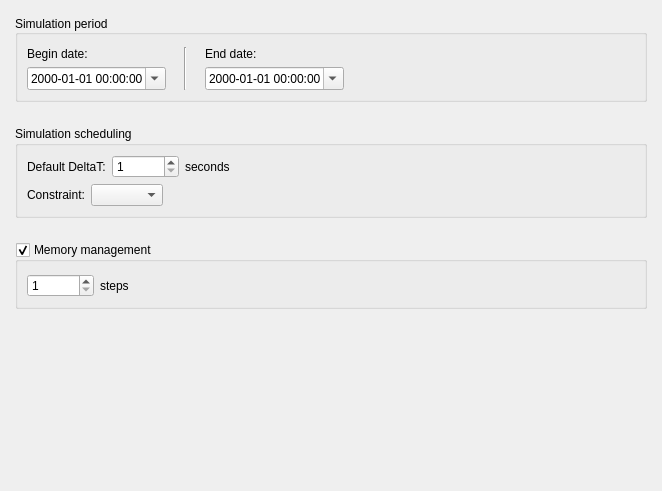
Before: the Qt Designer form src/apps/openfluid-builder/runconfig/RunConfigurationWidget.ui in OpenFLUID/openfluid, drawn with Qt 5.
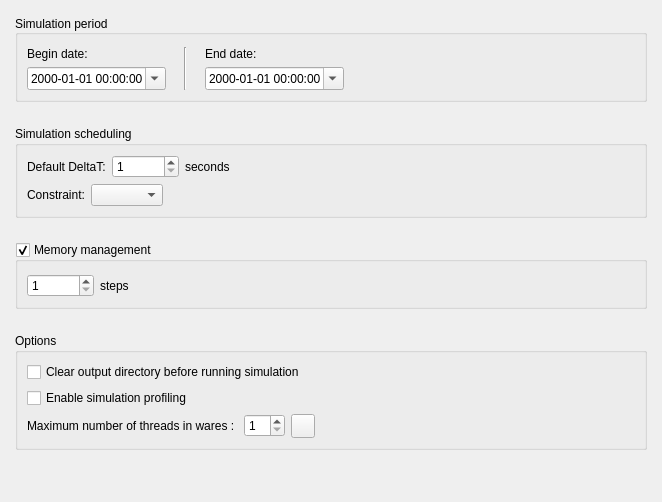
After: the same form once the commit is applied.

Commit message:
Introduction of run options in Builder
* Introduced option in Builder for cleaning output directory
* Introduced option in Builder for enabling profiling
* Introduced option in Builder for setting maximum available
  threads number in wares
* Added refresh icon in common icons

(closes OpenFLUID/openfluid#209)
(closes OpenFLUID/openfluid#369)

```diff
--- a/src/apps/openfluid-builder/runconfig/RunConfigurationWidget.ui
+++ b/src/apps/openfluid-builder/runconfig/RunConfigurationWidget.ui
@@ -7,7 +7,7 @@
     <x>0</x>
     <y>0</y>
     <width>662</width>
-    <height>491</height>
+    <height>502</height>
    </rect>
   </property>
   <property name="windowTitle">
@@ -259,6 +259,85 @@
      </layout>
     </widget>
    </item>
+   <item>
+    <widget class="QGroupBox" name="groupBox_3">
+     <property name="title">
+      <string>Options</string>
+     </property>
+     <layout class="QVBoxLayout" name="verticalLayout_3">
+      <item>
+       <widget class="QCheckBox" name="ClearOutputCheckBox">
+        <property name="text">
+         <string>Clear output directory before running simulation</string>
+        </property>
+       </widget>
+      </item>
+      <item>
+       <widget class="QCheckBox" name="ProfilingCheckBox">
+        <property name="text">
+         <string>Enable simulation profiling</string>
+        </property>
+       </widget>
+      </item>
+      <item>
+       <layout class="QHBoxLayout" name="horizontalLayout_4">
+        <item>
+         <widget class="QLabel" name="label_7">
+          <property name="text">
+           <string>Maximum number of threads in wares : </string>
+          </property>
+         </widget>
+        </item>
+        <item>
+         <widget class="QSpinBox" name="ThreadsSpinBox">
+          <property name="minimum">
+           <number>1</number>
+          </property>
+         </widget>
+        </item>
+        <item>
+         <widget class="QPushButton" name="ResetThreadsButton">
+          <property name="sizePolicy">
+           <sizepolicy hsizetype="Fixed" vsizetype="Fixed">
+            <horstretch>0</horstretch>
+            <verstretch>0</verstretch>
+           </sizepolicy>
+          </property>
+          <property name="minimumSize">
+           <size>
+            <width>24</width>
+            <height>24</height>
+           </size>
+          </property>
+          <property name="maximumSize">
+           <size>
+            <width>24</width>
+            <height>24</height>
+           </size>
+          </property>
+          <property name="text">
+           <string notr="true"/>
+          </property>
+         </widget>
+        </item>
+        <item>
+         <spacer name="horizontalSpacer_5">
+          <property name="orientation">
+           <enum>Qt::Horizontal</enum>
+          </property>
+          <property name="sizeHint" stdset="0">
+           <size>
+            <width>40</width>
+            <height>20</height>
+           </size>
+          </property>
+         </spacer>
+        </item>
+       </layout>
+      </item>
+     </layout>
+    </widget>
+   </item>
    <item>
     <spacer name="verticalSpacer">
      <property name="orientation">
```
The commit also changes 7 other files.
